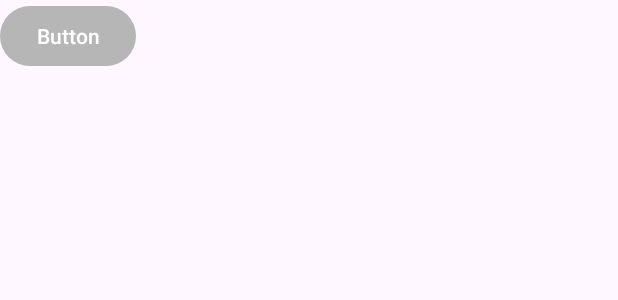
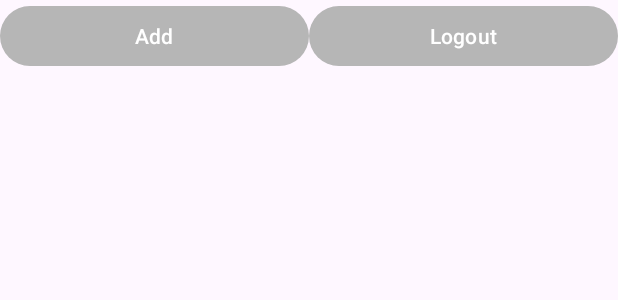
Before and after one commit to ElHurron/sma5-gc-hp, an Android app: the layout activity_training_overview.xml on its own in the app's theme, with its tools: preview values and no code run, on a phone screen of 412 x 824 dp. Shown: the top 300 px of the screen. Run offline under Robolectric (Android 15) with nearby library versions, the light colour scheme and no system bars.

Commit message:
Added training model

```diff
--- a/SMA5Training/app/src/main/java/com/example/sma5/training/MainActivity.kt
+++ b/SMA5Training/app/src/main/java/com/example/sma5/training/MainActivity.kt
@@ -1,5 +1,7 @@
 package com.example.sma5.training
 
+import android.content.Context
+import android.content.Intent
 import androidx.appcompat.app.AppCompatActivity
 import android.os.Bundle
 import android.text.TextUtils
@@ -9,6 +11,7 @@ import android.widget.EditText
 import android.widget.Toast
 import androidx.lifecycle.lifecycleScope
 import com.example.sma5.training.api.TrainingApiFactory
+import com.example.sma5.training.models.User
 import com.example.sma5.training.ui.TrainingOverviewActivity
 import com.google.firebase.Firebase
 import com.google.firebase.auth.FirebaseAuth
@@ -37,6 +40,9 @@ class MainActivity : AppCompatActivity() {
         btnSignIn = findViewById(R.id.buttonSignIn)
         txtEmail = findViewById(R.id.fieldEmail)
         txtPassword = findViewById(R.id.fieldPassword)
+
+        txtEmail.text.insert(0, "test@gmail.com")
+        txtPassword.text.insert(0, "xxxxxx")
 
         btnSignUp.setOnClickListener{signUp()}
         btnSignIn.setOnClickListener{signIn()}
--- a/SMA5Training/app/src/main/java/com/example/sma5/training/api/TrainingApi.kt
+++ b/SMA5Training/app/src/main/java/com/example/sma5/training/api/TrainingApi.kt
@@ -1,8 +1,11 @@
 package com.example.sma5.training.api
 
+import com.example.sma5.training.models.Training
 import com.example.sma5.training.models.User
 
 interface TrainingApi {
     fun insertUser(userId: String, name: String, email: String?)
     suspend fun getUserByName(name: String): User?
+
+    fun insertTraining(training: Training)
 }
--- a/SMA5Training/app/src/main/res/layout/activity_training_overview.xml
+++ b/SMA5Training/app/src/main/res/layout/activity_training_overview.xml
@@ -4,13 +4,26 @@
     xmlns:tools="http://schemas.android.com/tools"
     android:layout_width="match_parent"
     android:layout_height="match_parent"
+    android:orientation="horizontal"
     tools:context=".ui.TrainingOverviewActivity">
 
     <Button
-        android:id="@+id/button"
-        android:layout_width="wrap_content"
+        android:id="@+id/btnAddTraining"
+        android:layout_width="0dp"
         android:layout_height="wrap_content"
-        android:text="Button"
-        tools:layout_editor_absoluteX="87dp"
-        tools:layout_editor_absoluteY="95dp" />
+
+        android:text="Add"
+        app:layout_constraintStart_toStartOf="parent"
+        app:layout_constraintEnd_toStartOf="@id/btnLogout"
+        app:layout_constraintTop_toTopOf="parent" />
+
+    <Button
+        android:id="@+id/btnLogout"
+        android:layout_width="0dp"
+        android:layout_height="wrap_content"
+        android:text="Logout"
+        app:layout_constraintEnd_toEndOf="parent"
+        app:layout_constraintTop_toTopOf="@id/btnAddTraining"
+        app:layout_constraintStart_toEndOf="@id/btnAddTraining" />
+
 </androidx.constraintlayout.widget.ConstraintLayout>
```
Also changed, not shown: SMA5Training/app/src/main/java/com/example/sma5/training/api/TrainingApiImplementation.kt (+25 -0 lines), SMA5Training/app/src/main/java/com/example/sma5/training/models/Training.kt (added, +23 -0 lines), SMA5Training/app/src/main/java/com/example/sma5/training/ui/TrainingOverviewActivity.kt (+27 -1 lines).
